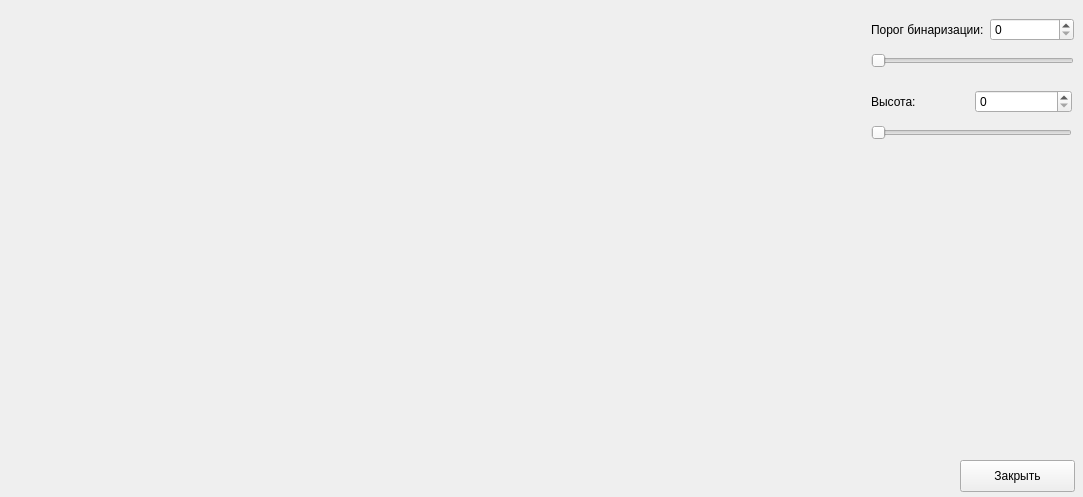
First picture: the form in filterdialog.ui, repository DmitryNekrasov/MDaOT-Framework, before the edit.
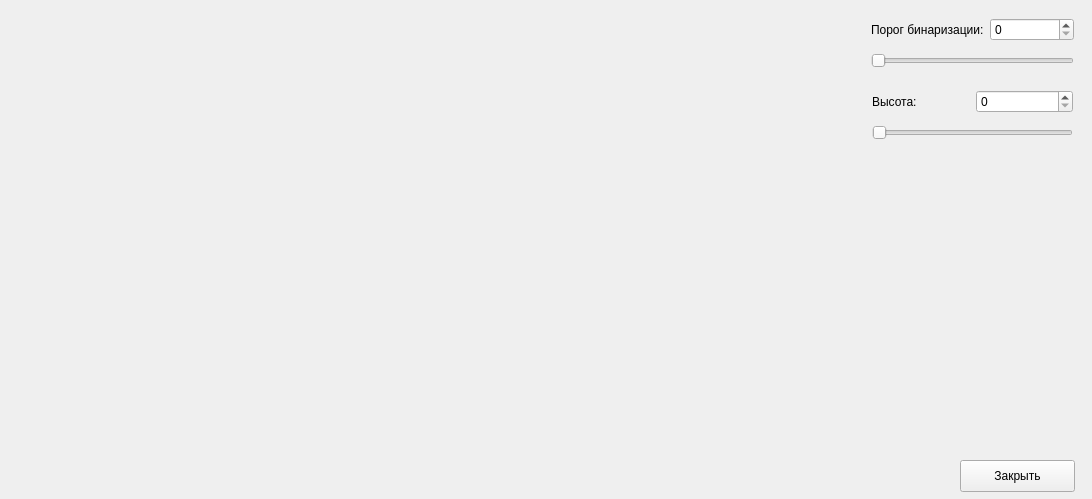
Second picture: the form after the edit.

Commit message: + новые элементы управления на главной форме

```diff
--- a/filterdialog.ui
+++ b/filterdialog.ui
@@ -6,8 +6,8 @@
    <rect>
     <x>0</x>
     <y>0</y>
-    <width>1083</width>
-    <height>497</height>
+    <width>1092</width>
+    <height>499</height>
    </rect>
   </property>
   <property name="windowTitle">
@@ -75,7 +75,7 @@
   <widget class="QWidget" name="">
    <property name="geometry">
     <rect>
-     <x>871</x>
+     <x>872</x>
      <y>84</y>
      <width>201</width>
      <height>62</height>
```
The commit also changes 2 other files.
